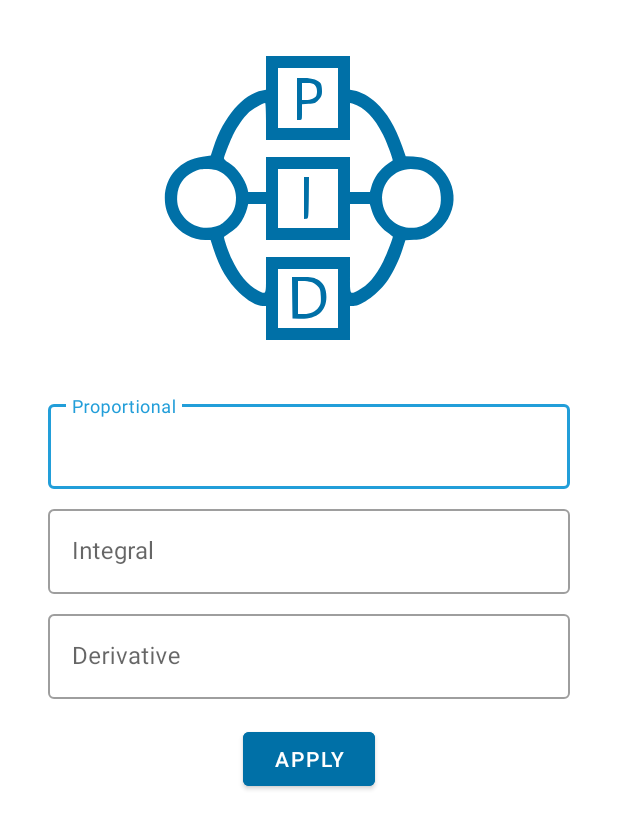
After one commit to AlieksieievYurii/vacuum-cleaner, an Android app: the fragment PidSettingsFragment shown on its own in the app's theme, on a phone screen of 412 x 824 dp. The commit adds this screen. Shown: the top 829 px of the screen. Run offline under Robolectric (Android 15) with nearby library versions, the phone set to English and light mode, and no system bars; our stand-ins replace Timber, data binding; libraries missing offline, so code that uses them is left out: android.viewbinding.library; 3 statements that could not run were skipped.

Commit message:
AndroidApp: Create Fragment and ViewModel and bind it with layout

```diff
--- a/android-app/app/src/main/java/com/yurii/vaccumcleaner/Injector.kt
+++ b/android-app/app/src/main/java/com/yurii/vaccumcleaner/Injector.kt
@@ -9,6 +9,7 @@
 
 import com.yurii.vaccumcleaner.screens.loading.InitialFragmentViewModel
 import com.yurii.vaccumcleaner.screens.panel.PanelViewModel
+import com.yurii.vaccumcleaner.screens.pid.PidSettingsViewModel
 
 object Injector {
 
@@ -28,6 +29,10 @@
         return PanelViewModel.Factory(RobotMockUpImpl())
     }
 
+    fun providePidSettingsViewModel(): PidSettingsViewModel.Factory {
+        return PidSettingsViewModel.Factory(RobotMockUpImpl())
+    }
+
     fun provideManualControlViewModel(): ManualControlViewModel.Factory {
         return ManualControlViewModel.Factory(RobotConnection.getRobotAPI())
     }
--- /dev/null
+++ b/android-app/app/src/main/java/com/yurii/vaccumcleaner/screens/pid/PidSettingsFragment.kt
@@ -0,0 +1,23 @@
+package com.yurii.vaccumcleaner.screens.pid
+
+import android.os.Bundle
+import android.view.View
+import android.viewbinding.library.fragment.viewBinding
+import androidx.fragment.app.Fragment
+import androidx.fragment.app.viewModels
+import com.yurii.vaccumcleaner.Injector
+import com.yurii.vaccumcleaner.R
+import com.yurii.vaccumcleaner.databinding.FragmentPidSettingsBinding
+import com.yurii.vaccumcleaner.utils.ui.LoadingDialog
+
+class PidSettingsFragment : Fragment(R.layout.fragment_pid_settings) {
+    private val viewModel: PidSettingsViewModel by viewModels { Injector.providePidSettingsViewModel() }
+    private val binding: FragmentPidSettingsBinding by viewBinding()
+    private val loadingDialog by lazy { LoadingDialog(requireContext()) }
+
+    override fun onViewCreated(view: View, savedInstanceState: Bundle?) {
+        super.onViewCreated(view, savedInstanceState)
+        binding.viewModel = viewModel
+        binding.lifecycleOwner = viewLifecycleOwner
+    }
+}
--- /dev/null
+++ b/android-app/app/src/main/java/com/yurii/vaccumcleaner/screens/pid/PidSettingsViewModel.kt
@@ -0,0 +1,27 @@
+package com.yurii.vaccumcleaner.screens.pid
+
+import androidx.databinding.ObservableField
+import androidx.lifecycle.ViewModel
+import androidx.lifecycle.ViewModelProvider
+import com.yurii.vaccumcleaner.robot.Robot
+import com.yurii.vaccumcleaner.utils.Empty
+import java.lang.IllegalStateException
+
+class PidSettingsViewModel(private val robot: Robot) : ViewModel() {
+    val proportional = ObservableField(String.Empty)
+    val integral = ObservableField(String.Empty)
+    val derivative = ObservableField(String.Empty)
+
+    fun apply() {
+
+    }
+
+    @Suppress("UNCHECKED_CAST")
+    class Factory(private val robot: Robot) : ViewModelProvider.Factory {
+        override fun <T : ViewModel?> create(modelClass: Class<T>): T {
+            if (modelClass.isAssignableFrom(PidSettingsViewModel::class.java))
+                return PidSettingsViewModel(robot) as T
+            throw IllegalStateException("Given the model class is not assignable from PanelViewModel class")
+        }
+    }
+}
--- a/android-app/app/src/main/res/layout/fragment_pid_settings.xml
+++ b/android-app/app/src/main/res/layout/fragment_pid_settings.xml
@@ -1,7 +1,14 @@
 <?xml version="1.0" encoding="utf-8"?>
-<layout xmlns:tools="http://schemas.android.com/tools"
-    xmlns:android="http://schemas.android.com/apk/res/android"
-    xmlns:app="http://schemas.android.com/apk/res-auto">
+<layout xmlns:android="http://schemas.android.com/apk/res/android"
+    xmlns:app="http://schemas.android.com/apk/res-auto"
+    xmlns:tools="http://schemas.android.com/tools">
+
+    <data>
+
+        <variable
+            name="viewModel"
+            type="com.yurii.vaccumcleaner.screens.pid.PidSettingsViewModel" />
+    </data>
 
     <androidx.constraintlayout.widget.ConstraintLayout
         android:layout_width="match_parent"
@@ -37,7 +44,8 @@
                 android:layout_marginTop="24dp"
                 android:hint="@string/label_proportional_value"
                 android:inputType="numberDecimal"
-                android:maxLines="1" />
+                android:maxLines="1"
+                android:text="@={viewModel.proportional}" />
         </com.google.android.material.textfield.TextInputLayout>
 
         <com.google.android.material.textfield.TextInputLayout
@@ -58,7 +66,8 @@
                 android:layout_height="wrap_content"
                 android:hint="@string/label_integral_value"
                 android:inputType="numberDecimal"
-                android:maxLines="1" />
+                android:maxLines="1"
+                android:text="@={viewModel.integral}" />
         </com.google.android.material.textfield.TextInputLayout>
 
         <com.google.android.material.textfield.TextInputLayout
@@ -79,7 +88,8 @@
                 android:layout_height="wrap_content"
                 android:hint="@string/label_derivative_value"
                 android:inputType="numberDecimal"
-                android:maxLines="1" />
+                android:maxLines="1"
+                android:text="@={viewModel.derivative}" />
         </com.google.android.material.textfield.TextInputLayout>
 
         <Button
@@ -88,6 +98,7 @@
             android:layout_width="wrap_content"
             android:layout_height="wrap_content"
             android:layout_marginTop="16dp"
+            android:onClick="@{() -> viewModel.apply()}"
             android:text="@string/label_apply"
             app:layout_constraintEnd_toEndOf="@+id/integral_value_layout"
             app:layout_constraintStart_toStartOf="@+id/integral_value_layout"
```
